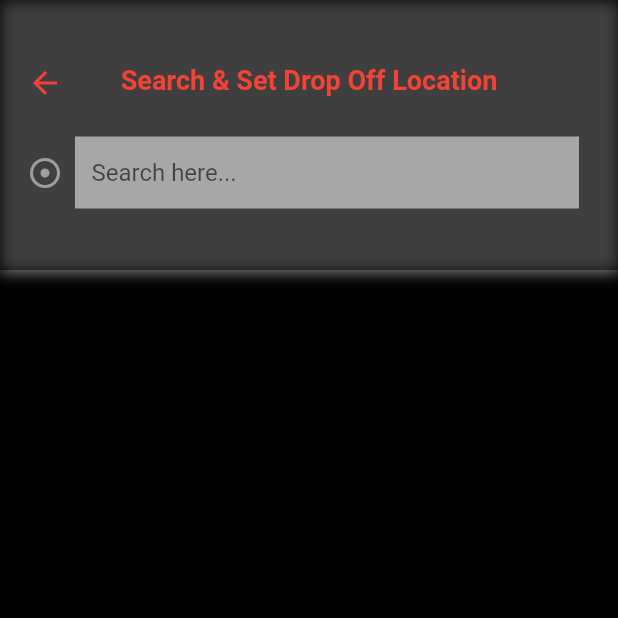
After one commit to oscar72324/csun_user, a Flutter app: the SearchPlacesScreen screen opened directly, on a phone screen of 412 x 824 dp, the top half of it. The commit adds this screen. Run offline on Flutter 3.47's test engine with Material 2 defaults, Android fonts, the phone set to English and light mode, and no system bars; our stand-ins replace firebase_auth, firebase_core, firebase_database, fluttertoast, geocoding, geolocator and 3 more; missing offline and left inert: dart:ffi; accounts and stored records are empty.

Commit message:
integration part 2

```diff
--- a/lib/assistants/assistant_methods.dart
+++ b/lib/assistants/assistant_methods.dart
@@ -23,7 +23,7 @@ class AssistantMethods {
       Directions userPickUpAddress = Directions();
       userPickUpAddress.locationLatitude = position.latitude;
       userPickUpAddress.locationLongitude = position.longitude;
-      userPickUpAddress.locationId = humanReadableAddress;
+      userPickUpAddress.locationName = humanReadableAddress;
 
       Provider.of<AppInfo>(context, listen: false).updatePickUpLocationAddress(userPickUpAddress);
     }
--- a/lib/infoHandler/app_info.dart
+++ b/lib/infoHandler/app_info.dart
@@ -1,5 +1,3 @@
-import 'package:flutter/material.dart';
-
 import 'package:flutter/cupertino.dart';
 import '../models/directions.dart';
 
--- a/lib/main.dart
+++ b/lib/main.dart
@@ -16,7 +16,7 @@ void main() async {
         child: MaterialApp(
           title: 'Shuttle Nav',
           theme: ThemeData(
-            primarySwatch: Colors.blue,
+            primarySwatch: Colors.red,
           ),
           home: const MySplashScreen(),
           debugShowCheckedModeBanner: false,
--- /dev/null
+++ b/lib/mainScreens/search_places_screen.dart
@@ -0,0 +1,156 @@
+import 'package:csun_user/assistants/request_assistant.dart';
+import 'package:csun_user/global/map_key.dart';
+import 'package:csun_user/models/predicted_places.dart';
+import 'package:csun_user/widgets/place_prediction_tile.dart';
+import 'package:flutter/material.dart';
+
+class SearchPlacesScreen extends StatefulWidget{
+  @override
+  _SearchPlacesScreenState createState() => _SearchPlacesScreenState();
+}
+
+class _SearchPlacesScreenState extends State<SearchPlacesScreen>{
+
+  List<PredictedPlaces> placesPredictedList = [];
+
+  void findPlaceAutoCompleteSearch(String inputText) async{
+    // 2 or more input characters
+    if(inputText.length > 1){
+      String urlAutoCompleteSearch = "https://maps.googleapis.com/maps/api/place/autocomplete/json?input=$inputText&key=$mapKey&components=country:US";
+
+      var responseAutoCompleteSearch = await RequestAssistant.receiveRequest(urlAutoCompleteSearch);
+
+      if(responseAutoCompleteSearch == "Failed"){
+        return;
+      }
+
+      if(responseAutoCompleteSearch["status"] == "OK"){
+        var placePredictions = responseAutoCompleteSearch["predictions"];
+
+        var placePredictionsList = (placePredictions as List).map((jsonData) => PredictedPlaces.fromJson(jsonData)).toList();
+
+        setState(() {
+          placesPredictedList = placePredictionsList;
+        });
+      }
+      //print("this is response/result: ");
+      //print(responseAutoCompleteSearch);
+    }
+  }
+
+  @override
+  Widget build(BuildContext context){
+    return Scaffold(
+      backgroundColor: Colors.black,
+      body: Column(
+        children: [
+          // search place ui
+          Container(
+            height: 180,
+            decoration: const BoxDecoration(
+              color: Colors.black54,
+              boxShadow: [
+                BoxShadow(
+                  color: Colors.white54,
+                  blurRadius: 8,
+                  spreadRadius: 0.5,
+                  offset: Offset(0.7, 0.7),
+                ),
+              ],
+            ),
+            child: Padding(
+              padding: const EdgeInsets.all(18.0),
+              child: Column(
+                children: [
+                  const SizedBox(height: 25),
+                  Stack(
+                    children: [
+                      GestureDetector(
+                        onTap: () {
+                          Navigator.pop(context);
+                        },
+                        child: const Icon(
+                          Icons.arrow_back,
+                          color: Colors.red,
+                        ),
+                      ),
+
+                      const Center(
+                        child: const Text(
+                          "Search & Set Drop Off Location",
+                          style: TextStyle(
+                            fontSize: 18.0,
+                            color: Colors.red,
+                            fontWeight: FontWeight.bold,
+                          ),
+                        ),
+                      ),
+                    ],
+                  ),
+
+                  const SizedBox(height: 16),
+
+                  Row(
+                    children: [
+                      const Icon(
+                        Icons.adjust_sharp,
+                        color: Colors.grey,
+                        ),
+
+                        const SizedBox(height: 18),
+
+                        Expanded(
+                          child: Padding(
+                            padding: const EdgeInsets.all(8.0),
+                            child: TextField(
+                              onChanged: (valueTyped){
+                                findPlaceAutoCompleteSearch(valueTyped);
+                              },
+                              decoration: const InputDecoration(
+                                hintText: "Search here...",
+                                fillColor: Colors.white54,
+                                filled: true,
+                                border: InputBorder.none,
+                                contentPadding: EdgeInsets.only(
+                                  left: 11.0,
+                                  top: 0.0,
+                                  bottom: 0.0,
+                                ),
+                              ),
+                            ),
+                          ),
+                        ),
+                        // idk
+                    ],
+                  ),
+                ],
+              ),
+            ),
+          ),
+
+          // display place predictions result
+          (placesPredictedList.length > 0)
+          ? Expanded(
+            child: ListView.separated(
+              itemCount: placesPredictedList.length,
+              physics: ClampingScrollPhysics(),
+              itemBuilder: (context, index){
+                return PlacePredictionTileDesign(
+                  predictedPlaces: placesPredictedList[index],
+                );
+              },
+              separatorBuilder: (BuildContext context, int index){
+                return const Divider(
+                  height: 1,
+                  color: Colors.white,
+                  thickness: 1,
+                );
+              },
+            ),
+          )
+          : Container(),
+        ],
+      ),
+    );
+  }
+}
--- /dev/null
+++ b/lib/models/predicted_places.dart
@@ -0,0 +1,18 @@
+import 'dart:convert';
+
+class PredictedPlaces{
+  String? place_id;
+  String? main_text;
+  String? secondary_text;
+
+  PredictedPlaces({
+    this.place_id,
+    this.main_text,
+    this.secondary_text});
+
+  PredictedPlaces.fromJson(Map<String, dynamic> jsonData){
+    place_id = jsonData["place_id"];
+    main_text = jsonData["structured_formatting"]["main_text"];
+    secondary_text = jsonData["structured_formatting"]["secondary_text"];
+  }
+}
--- a/pubspec.yaml
+++ b/pubspec.yaml
@@ -29,6 +29,8 @@ environment:
 # the latest version available on pub.dev. To see which dependencies have newer
 # versions available, run `flutter pub outdated`.
 dependencies:
+  url_launcher: ^6.1.6
+
   flutter:
     sdk: flutter
 
@@ -46,6 +48,7 @@ dependencies:
   permission_handler: ^10.2.0
   http: ^0.13.5
   provider: ^6.0.4
+  flutter_phone_direct_caller: ^2.1.1
 
 dev_dependencies:
   flutter_test:
```
Also changed, not shown: lib/mainScreens/main_screen.dart (+21 -21 lines), lib/page/safety_escort.dart (added, +159 -0 lines), lib/page/security.dart (added, +13 -0 lines), lib/page/shuttle.dart (added, +12 -0 lines), lib/widgets/place_prediction_tile.dart (added, +92 -0 lines), pubspec.lock, 8 other files.
